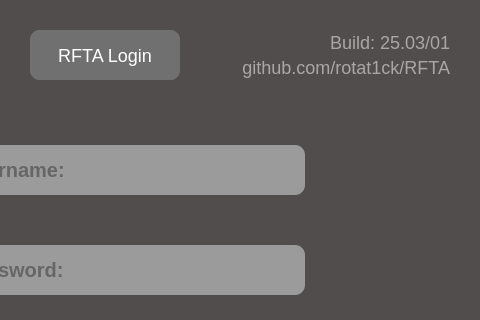
Qt form RFTA/forms/login.ui (rotat1ck/RFTA) before a commit; both pictures show x 270 to 750 and y 0 to 320 of the 750 by 500 pixel window.
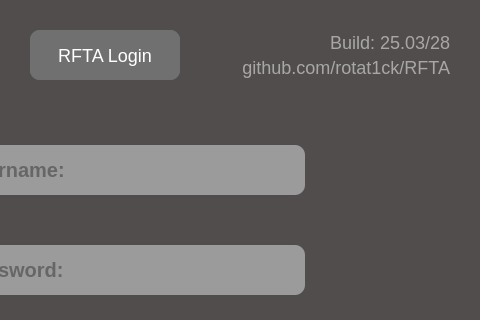
The same form after that commit.

Diff of the .ui file:
```diff
--- a/RFTA/forms/login.ui
+++ b/RFTA/forms/login.ui
@@ -207,7 +207,7 @@
 </string>
      </property>
      <property name="text">
-      <string>Build: 25.03/01</string>
+      <string>Build: 25.03/28</string>
      </property>
      <property name="alignment">
       <set>Qt::AlignmentFlag::AlignRight|Qt::AlignmentFlag::AlignTrailing|Qt::AlignmentFlag::AlignVCenter</set>
```
